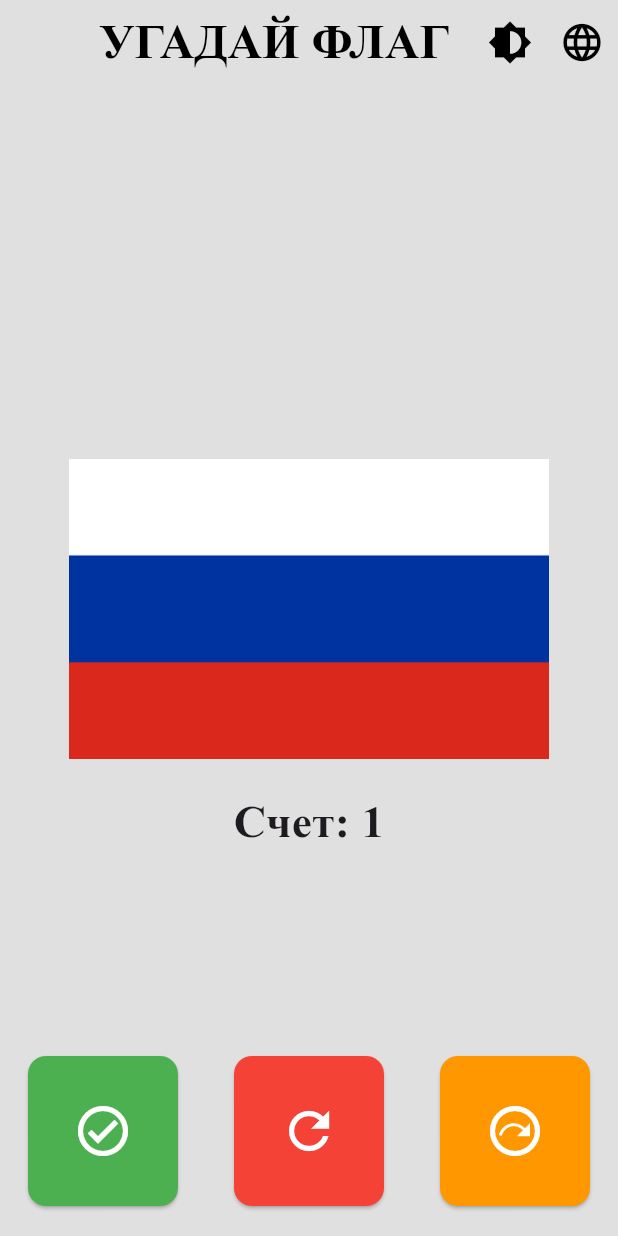
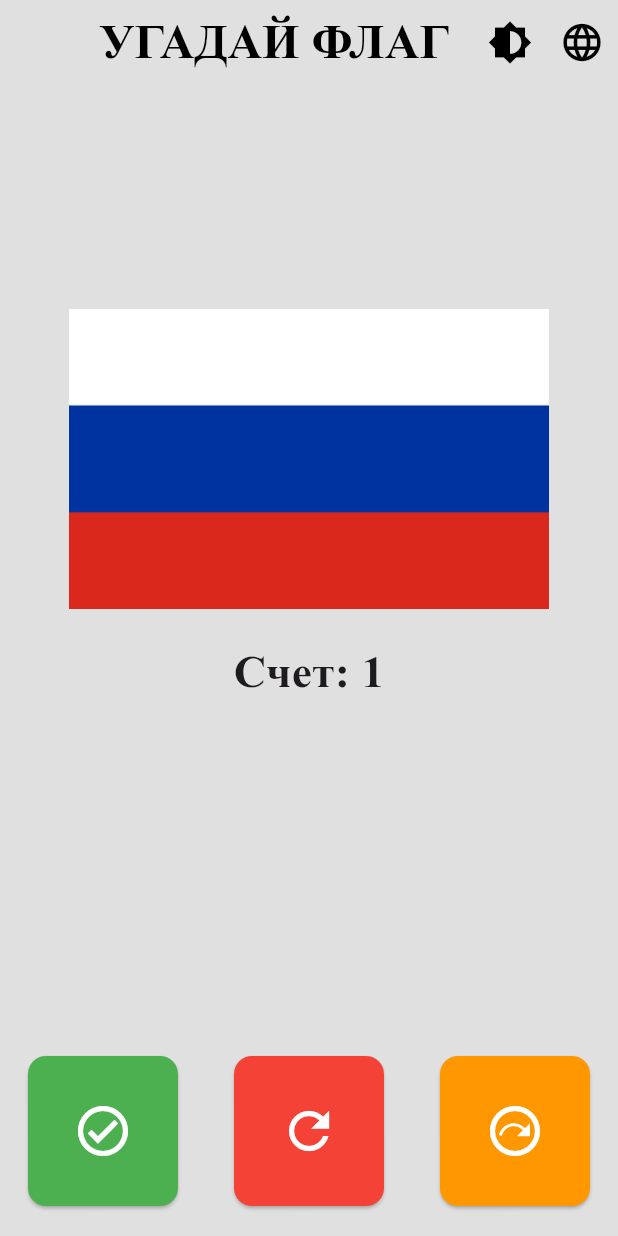
Before and after one commit to noolfj/Guess_Flag, a Flutter app: the screen it shows after launch, after a tap on the "language" icon, on a phone screen of 412 x 824 dp. Run offline on Flutter 3.47's test engine with Material 3 defaults, Android fonts, the phone set to English and light mode, and no system bars.

```diff
--- a/lib/image_carousel.dart
+++ b/lib/image_carousel.dart
@@ -132,7 +132,7 @@ Widget build(BuildContext context) {
             onTap: _showFlagName,
             child: Column(
               children: [
-                SizedBox(height: 250),
+                SizedBox(height: 150),
                 SizedBox(
                   width: 320,
                   height: 200,
--- a/pubspec.yaml
+++ b/pubspec.yaml
@@ -16,9 +16,12 @@ dependencies:
 
 
 
+
 dev_dependencies:
   flutter_test:
     sdk: flutter
+
+
 
   flutter_lints: ^4.0.0
 
```
Also changed, not shown: 5 other files.
